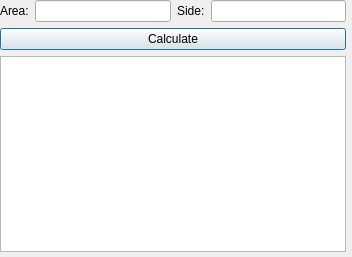
ayham-1/upperLowerBounds, file src/gui/square_area.ui: the form before one commit.
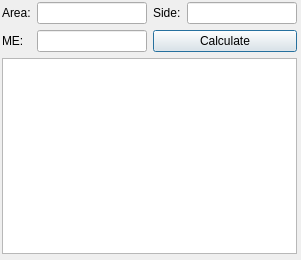
The form after the commit.

Commit message:
Fix UI missing max-error input.
- Missing max-error input fix.
- Add gitlab-cicd qmake build.

```diff
--- a/src/gui/square_area.ui
+++ b/src/gui/square_area.ui
@@ -6,8 +6,8 @@
    <rect>
     <x>0</x>
     <y>0</y>
-    <width>352</width>
-    <height>257</height>
+    <width>301</width>
+    <height>260</height>
    </rect>
   </property>
   <property name="windowTitle">
@@ -16,14 +16,14 @@
   <widget class="QWidget" name="layoutWidget">
    <property name="geometry">
     <rect>
-     <x>0</x>
-     <y>0</y>
-     <width>346</width>
+     <x>2</x>
+     <y>2</y>
+     <width>295</width>
      <height>252</height>
     </rect>
    </property>
-   <layout class="QVBoxLayout" name="verticalLayout">
-    <item>
+   <layout class="QGridLayout" name="gridLayout_2">
+    <item row="0" column="0">
      <layout class="QGridLayout" name="gridLayout">
       <item row="0" column="0">
        <widget class="QLabel" name="label">
@@ -45,7 +45,17 @@
       <item row="0" column="3">
        <widget class="QLineEdit" name="sideText"/>
       </item>
-      <item row="1" column="0" colspan="4">
+      <item row="1" column="0">
+       <widget class="QLabel" name="label_3">
+        <property name="text">
+         <string>ME:</string>
+        </property>
+       </widget>
+      </item>
+      <item row="1" column="1">
+       <widget class="QLineEdit" name="maxErrorText"/>
+      </item>
+      <item row="1" column="2" colspan="2">
        <widget class="QPushButton" name="calculateBtn">
         <property name="text">
          <string>Calculate</string>
@@ -54,7 +64,7 @@
       </item>
      </layout>
     </item>
-    <item>
+    <item row="1" column="0">
      <widget class="QPlainTextEdit" name="plainTextEdit"/>
     </item>
    </layout>
```
The commit also changes 16 other files.
